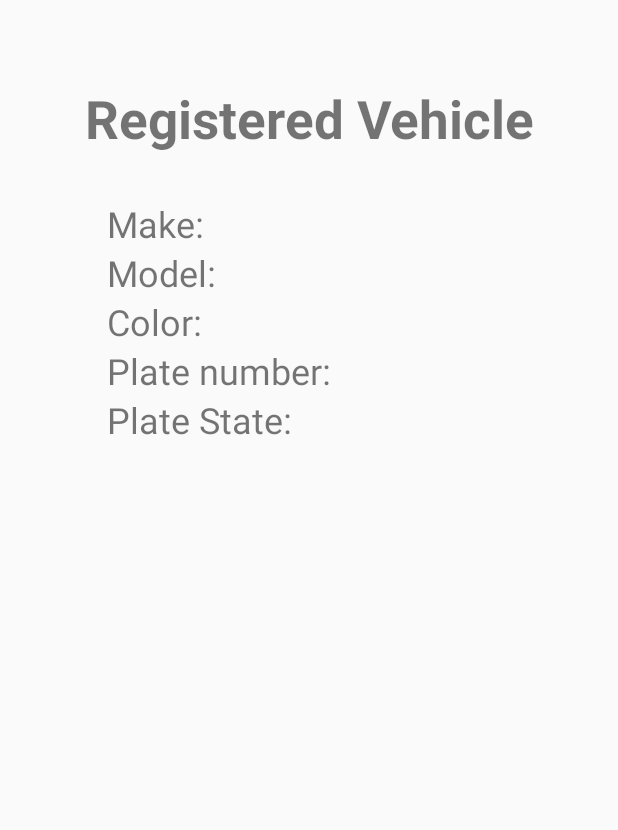
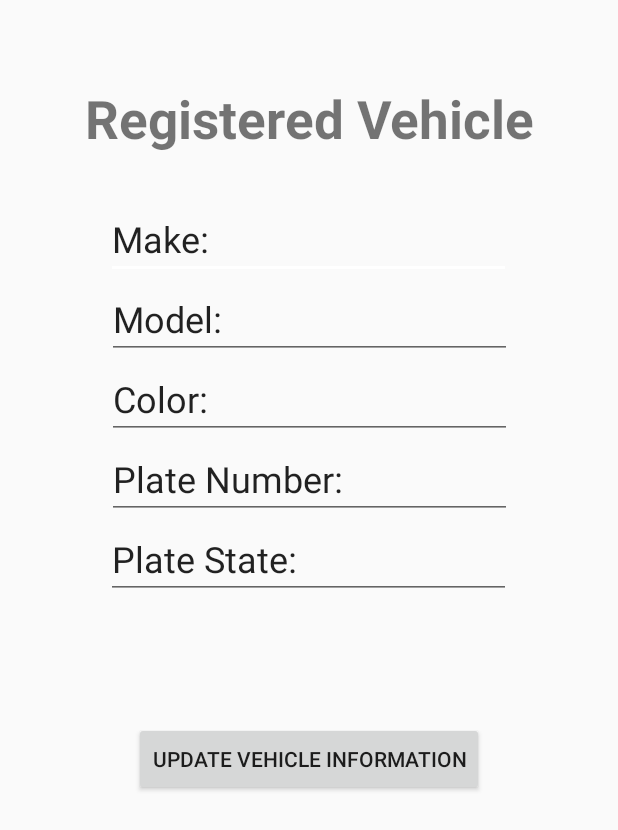
Before and after one commit to tassychen/BU-Parking-System, an Android app: the layout fragment_notifications.xml on its own in the app's theme, with its tools: preview values and no code run, on a phone screen of 412 x 824 dp. Shown: the top 830 px of the screen. Run offline under Robolectric (Android 15) with nearby library versions, the phone set to English and light mode, and no system bars.

Commit message:
Vehicle Information/Update Information Now Working

```diff
--- a/app/src/main/java/com/example/myapplication/LoginActivity.kt
+++ b/app/src/main/java/com/example/myapplication/LoginActivity.kt
@@ -39,11 +39,11 @@ class LoginActivity : AppCompatActivity() {
             workManager.getWorkInfoByIdLiveData(loginWorkRequest.id).observe(this){ workInfo ->
                 if(workInfo?.state == WorkInfo.State.SUCCEEDED) {
                     Log.d("Login Result","Succeeded");
-                    Log.d("Login Result",workInfo?.state.toString());
+                    Log.d("Login Result", workInfo.state.toString());
 
 
-                    editor.putString("current_username", username.toString());
-                    editor.commit()
+                    editor.putString("current_username", username.text.toString());
+                    editor.apply()
 
                     val intent = Intent(this, MainActivity::class.java);
                     startActivity(intent);
--- a/app/src/main/java/com/example/myapplication/MainActivity.java
+++ b/app/src/main/java/com/example/myapplication/MainActivity.java
@@ -28,7 +28,7 @@ public class MainActivity extends AppCompatActivity {
 
 
         SharedPreferences pref = getApplicationContext().getSharedPreferences("MyPref", 0); // 0 - for private mode
-        Log.d("Logged in as User",pref.getString("current_username",null));
+        Log.d("Logged in as User", pref.getString("current_username", null));
 
 
         BottomNavigationView navView = findViewById(R.id.nav_view);
--- a/app/src/main/java/com/example/myapplication/RegisterWorker.java
+++ b/app/src/main/java/com/example/myapplication/RegisterWorker.java
@@ -32,6 +32,11 @@ public class RegisterWorker extends Worker {
         Account john = new Account();
         john.username=getInputData().getString("username");
         john.password=getInputData().getString("password");
+        john.make="none";
+        john.model="none";
+        john.color="none";
+        john.number="none";
+        john.state="none";
         userDao.insertAll(john);
         Log.d("All Usernames",userDao.getAllUsernames().toString());
         // Indicate whether the work finished successfully with the Result
--- a/app/src/main/java/com/example/myapplication/UserDao.java
+++ b/app/src/main/java/com/example/myapplication/UserDao.java
@@ -4,6 +4,7 @@ import androidx.room.Dao;
 import androidx.room.Delete;
 import androidx.room.Insert;
 import androidx.room.Query;
+
 import java.util.List;
 
 
@@ -21,6 +22,9 @@ public interface UserDao {
     @Query("SELECT * FROM Account WHERE username LIKE :name and password like :password LIMIT 1")
      Account login(String name, String password);
 
+    @Query("UPDATE Account set make=:make,model=:model,color=:color,number=:number,state=:state WHERE username LIKE :name")
+    void updateVehicleReg(String name,String make,String model,String color,String number,String state);
+
     @Insert
     void insertAll(Account... accounts);
 
--- a/app/src/main/res/layout/fragment_notifications.xml
+++ b/app/src/main/res/layout/fragment_notifications.xml
@@ -11,63 +11,111 @@
         android:layout_width="match_parent"
         android:layout_height="wrap_content"
         android:layout_marginTop="55dp"
+        android:text="Registered Vehicle"
+        android:textAlignment="center"
         android:textSize="35sp"
-        android:text = "Registered Vehicle"
         android:textStyle="bold"
-        android:textAlignment="center"
         app:layout_constraintEnd_toEndOf="parent"
         app:layout_constraintHorizontal_bias="0.0"
         app:layout_constraintStart_toStartOf="parent"
         app:layout_constraintTop_toTopOf="parent" />
 
-    <TextView
+    <EditText
         android:id="@+id/make"
         android:layout_width="270dp"
         android:layout_height="wrap_content"
         android:layout_marginTop="30dp"
+        android:hint="Make"
+        android:inputType="none"
+        android:text="Make:"
         android:textSize="24sp"
-        android:text = "Make:"
+        app:layout_constraintBottom_toTopOf="@+id/model"
         app:layout_constraintEnd_toEndOf="parent"
-        app:layout_constraintHorizontal_bias="0.503"
+        app:layout_constraintHorizontal_bias="0.496"
         app:layout_constraintStart_toStartOf="parent"
-        app:layout_constraintTop_toBottomOf="@id/registered_vehicle" />
+        app:layout_constraintTop_toBottomOf="@+id/registered_vehicle" />
 
-    <TextView
+    <EditText
         android:id="@+id/model"
         android:layout_width="270dp"
         android:layout_height="wrap_content"
+        android:hint="Model"
+        android:inputType="none"
+        android:text="Model:"
         android:textSize="24sp"
-        android:text = "Model:"
+        app:layout_constraintBottom_toTopOf="@+id/color"
         app:layout_constraintEnd_toEndOf="parent"
+        app:layout_constraintHorizontal_bias="0.5"
         app:layout_constraintStart_toStartOf="parent"
-        app:layout_constraintTop_toBottomOf="@id/make"/>
-    <TextView
+        app:layout_constraintTop_toBottomOf="@+id/make" />
+
+    <EditText
         android:id="@+id/color"
         android:layout_width="270dp"
         android:layout_height="wrap_content"
+        android:hint="Color"
+        android:inputType="none"
+        android:text="Color:"
         android:textSize="24sp"
-        android:text = "Color:"
+        app:layout_constraintBottom_toTopOf="@+id/number"
         app:layout_constraintEnd_toEndOf="parent"
+        app:layout_constraintHorizontal_bias="0.5"
         app:layout_constraintStart_toStartOf="parent"
-        app:layout_constraintTop_toBottomOf="@id/model"/>
-    <TextView
+        app:layout_constraintTop_toBottomOf="@+id/model" />
+
+    <EditText
         android:id="@+id/number"
         android:layout_width="270dp"
         android:layout_height="wrap_content"
+        android:hint="Plate Number"
+        android:inputType="none"
+        android:text="Plate Number:"
         android:textSize="24sp"
-        android:text = "Plate number:"
+        app:layout_constraintBottom_toTopOf="@+id/state"
         app:layout_constraintEnd_toEndOf="parent"
+        app:layout_constraintHorizontal_bias="0.5"
         app:layout_constraintStart_toStartOf="parent"
-        app:layout_constraintTop_toBottomOf="@id/color"/>
-    <TextView
+        app:layout_constraintTop_toBottomOf="@+id/color" />
+
+    <EditText
         android:id="@+id/state"
         android:layout_width="270dp"
         android:layout_height="wrap_content"
+        android:hint="Plate State"
+        android:inputType="none"
+        android:text="Plate State:"
         android:textSize="24sp"
-        android:text = "Plate State:"
         app:layout_constraintEnd_toEndOf="parent"
+        app:layout_constraintHorizontal_bias="0.496"
         app:layout_constraintStart_toStartOf="parent"
-        app:layout_constraintTop_toBottomOf="@id/number"/>
+        app:layout_constraintTop_toBottomOf="@+id/number" />
+
+    <Button
+        android:id="@+id/vehicleUpdateButton"
+        android:layout_width="233dp"
+        android:layout_height="49dp"
+        android:layout_marginTop="36dp"
+        android:layout_marginBottom="248dp"
+        android:text="Update Vehicle Information"
+        app:layout_constraintBottom_toBottomOf="parent"
+        app:layout_constraintEnd_toEndOf="parent"
+        app:layout_constraintHorizontal_bias="0.5"
+        app:layout_constraintStart_toStartOf="parent"
+        app:layout_constraintTop_toBottomOf="@+id/state" />
+
+    <Button
+        android:id="@+id/confirmUpdateButton"
+        android:visibility="gone"
+        android:layout_width="233dp"
+        android:layout_height="49dp"
+        android:layout_marginTop="36dp"
+        android:layout_marginBottom="248dp"
+        android:text="Confirm Vehicle Update"
+        app:layout_constraintBottom_toBottomOf="parent"
+        app:layout_constraintEnd_toEndOf="parent"
+        app:layout_constraintHorizontal_bias="0.5"
+        app:layout_constraintStart_toStartOf="parent"
+        app:layout_constraintTop_toBottomOf="@+id/state" />
 
 
 </androidx.constraintlayout.widget.ConstraintLayout>
```
Also changed, not shown: app/src/main/java/com/example/myapplication/Account.java (+15 -0 lines), app/src/main/java/com/example/myapplication/LoginWorker.kt (added, +41 -0 lines), app/src/main/java/com/example/myapplication/VehicleUpdateWorker.java (renamed from app/src/main/java/com/example/myapplication/LoginWorker.java, +7 -16 lines), app/src/main/java/com/example/myapplication/ui/notifications/NotificationsFragment.java (deleted, +0 -33 lines), app/src/main/java/com/example/myapplication/ui/notifications/NotificationsFragment.kt (added, +116 -0 lines).
